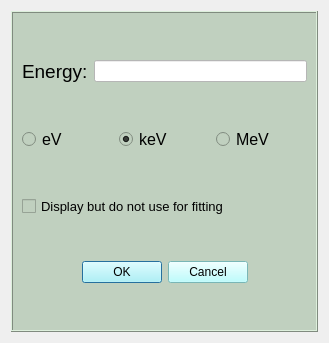
Before: the Qt Designer form nasagamma/win_erg_cal.ui in mauricioAyllon/NASA-gamma, drawn with Qt 5.
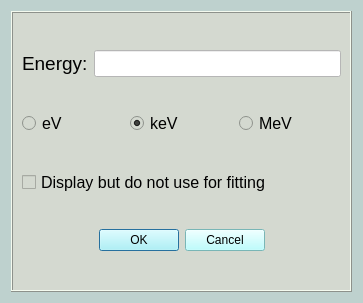
After: the same form once the commit is applied.

What changed in the file:
```diff
--- a/nasagamma/win_erg_cal.ui
+++ b/nasagamma/win_erg_cal.ui
@@ -6,18 +6,21 @@
    <rect>
     <x>0</x>
     <y>0</y>
-    <width>329</width>
-    <height>343</height>
+    <width>363</width>
+    <height>303</height>
    </rect>
   </property>
   <property name="windowTitle">
    <string>Dialog</string>
   </property>
+  <property name="styleSheet">
+   <string notr="true">background-color: rgb(190, 209, 206);</string>
+  </property>
   <layout class="QGridLayout" name="gridLayout_2">
    <item row="0" column="0">
     <widget class="QFrame" name="frame">
      <property name="styleSheet">
-      <string notr="true">background-color: rgb(192, 208, 191);</string>
+      <string notr="true">background-color: rgb(212, 217, 208);</string>
      </property>
      <property name="frameShape">
       <enum>QFrame::Box</enum>
@@ -42,6 +45,11 @@
         </item>
         <item row="0" column="1">
          <widget class="QLineEdit" name="energy_txt">
+          <property name="font">
+           <font>
+            <pointsize>12</pointsize>
+           </font>
+          </property>
           <property name="styleSheet">
            <string notr="true">background-color: rgb(255, 255, 255);</string>
           </property>
@@ -114,7 +122,7 @@
        <widget class="QCheckBox" name="checkBox_cal">
         <property name="font">
          <font>
-          <pointsize>10</pointsize>
+          <pointsize>12</pointsize>
          </font>
         </property>
         <property name="text">
@@ -145,7 +153,7 @@
           <property name="font">
            <font>
             <family>MS Shell Dlg 2</family>
-            <pointsize>10</pointsize>
+            <pointsize>12</pointsize>
             <weight>9</weight>
             <italic>false</italic>
             <bold>false</bold>
```
Left out of the diff: 2 changed lines with no effect on the pictures.
